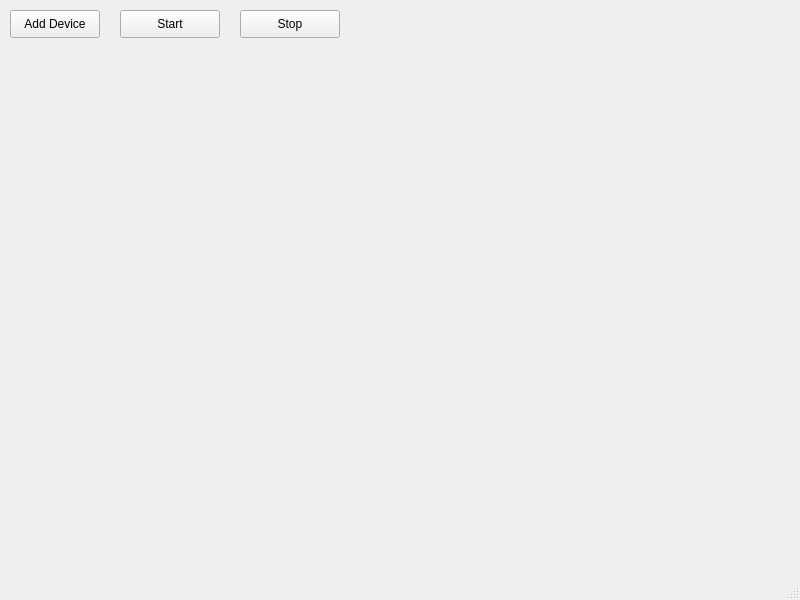
Above: mainwindow.ui from nozomi203/GVSApp before the change. Below: the same form after it.
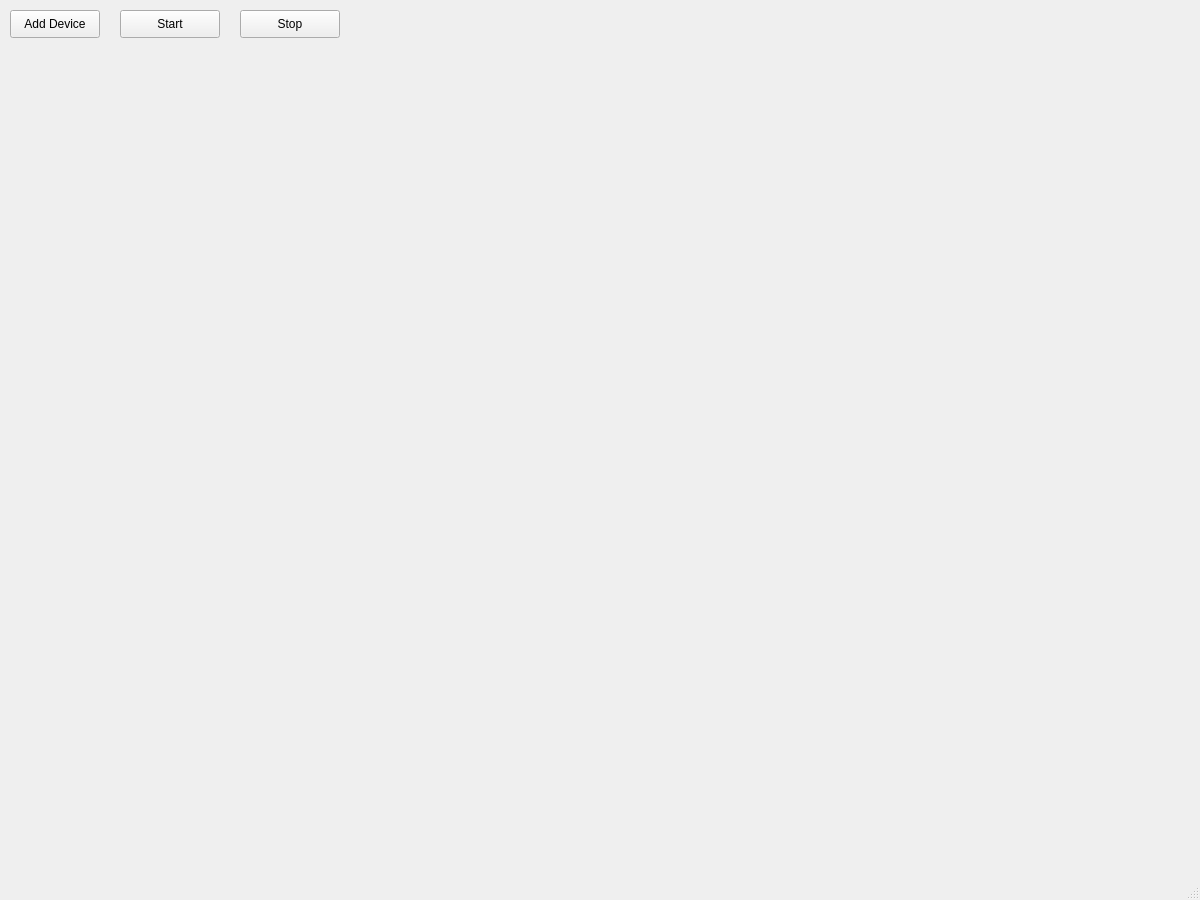
That is the form after the change.

```diff
--- a/mainwindow.ui
+++ b/mainwindow.ui
@@ -6,8 +6,8 @@
    <rect>
     <x>0</x>
     <y>0</y>
-    <width>800</width>
-    <height>600</height>
+    <width>1200</width>
+    <height>900</height>
    </rect>
   </property>
   <property name="windowTitle">
```
Left out of the diff: 2 changed lines with no effect on the pictures.
